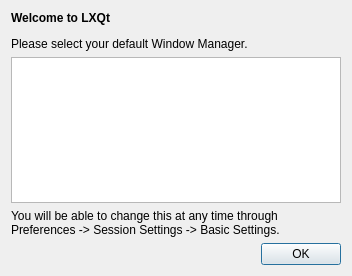
lxqt/lxqt-session, file lxqt-session/src/wmselectdialog.ui: the form before one commit.
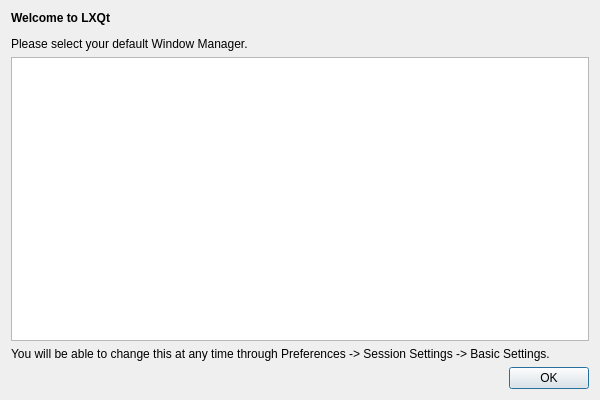
The form after the commit.

Commit message:
Making the wmselectdialog somewhat bigger
it was fucking ugly (really) and not readable. 600x400 should work fine even
on ancient devices with 1024x600

Diff of the .ui file:
```diff
--- a/lxqt-session/src/wmselectdialog.ui
+++ b/lxqt-session/src/wmselectdialog.ui
@@ -6,8 +6,8 @@
    <rect>
     <x>0</x>
     <y>0</y>
-    <width>352</width>
-    <height>276</height>
+    <width>600</width>
+    <height>400</height>
    </rect>
   </property>
   <property name="windowTitle">
```
